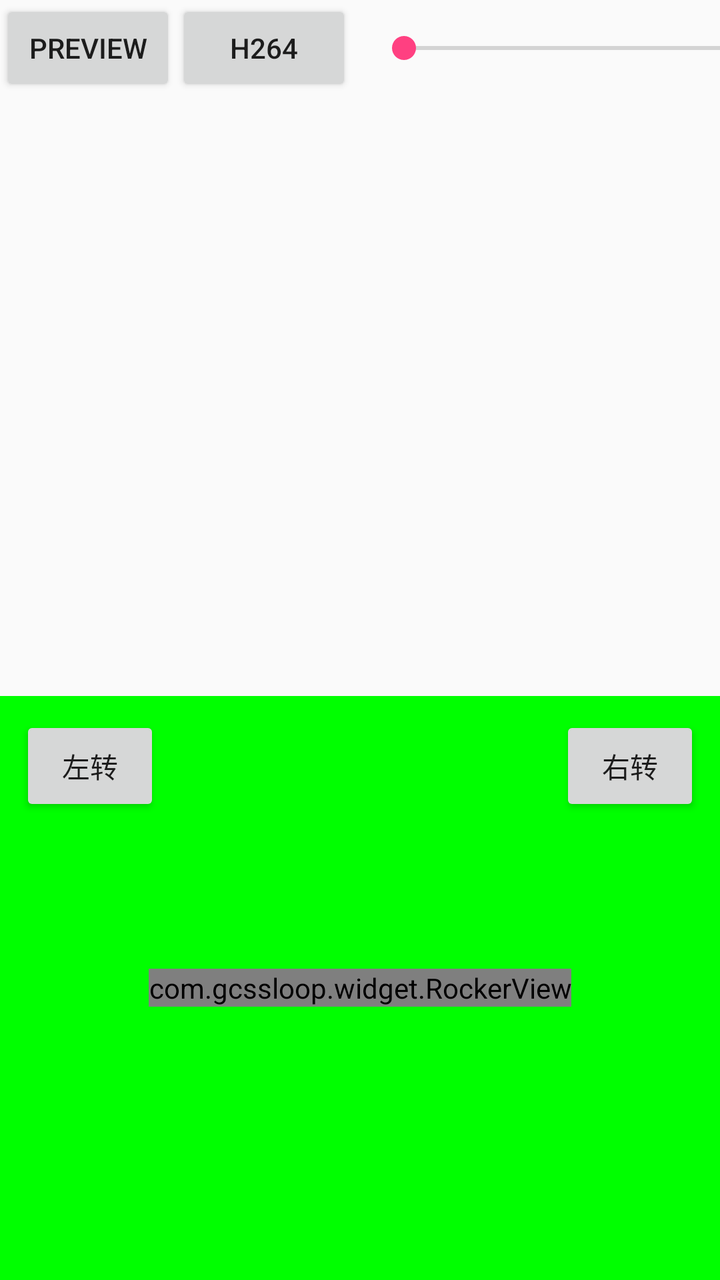
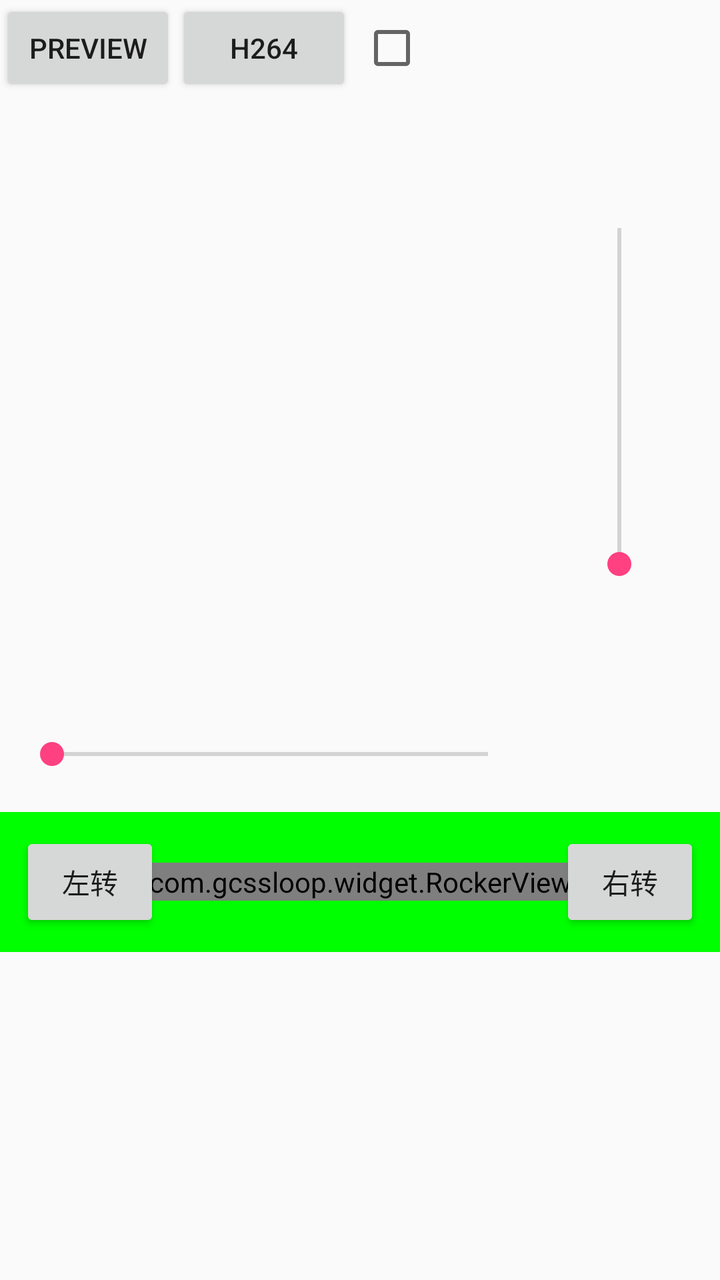

Compare the two renders of this Android layout. The source of the first and the diff that turns it into the second are given below.
<!-- AndroidManifest.xml: application theme AppTheme -->
<!-- res/layout/activity_ctrl.xml -->
<?xml version="1.0" encoding="utf-8"?>
<LinearLayout xmlns:android="http://schemas.android.com/apk/res/android"
    xmlns:tools="http://schemas.android.com/tools"
    android:layout_width="match_parent"
    android:layout_height="match_parent"
    android:orientation="vertical">

    <LinearLayout
        android:layout_width="match_parent"
        android:layout_height="wrap_content"
        android:gravity="center_vertical"
        android:orientation="horizontal">

        <Button
            android:id="@+id/btn_preview"
            android:layout_width="wrap_content"
            android:layout_height="wrap_content"
            android:layout_alignParentRight="true"
            android:text="preview" />

        <Button
            android:id="@+id/btn_h264"
            android:layout_width="wrap_content"
            android:layout_height="wrap_content"
            android:text="h264" />

        <SeekBar
            android:id="@+id/seek_speed"
            android:layout_width="250dp"
            android:layout_height="wrap_content"
            android:layout_marginLeft="10dp" />

        <CheckBox
            android:layout_marginStart="4dp"
            android:id="@+id/checkLight"
            android:layout_width="wrap_content"
            android:layout_height="wrap_content" />

    </LinearLayout>

    <FrameLayout
        android:id="@+id/container"
        android:layout_width="match_parent"
        android:layout_height="300dp" />

    <RelativeLayout
        android:background="#0f0"
        android:layout_width="match_parent"
        android:layout_height="match_parent">

        <Button
            android:id="@+id/btnLeft"
            android:layout_width="70dp"
            android:layout_height="50dp"
            android:layout_margin="10dp"
            android:gravity="center"
            android:text="左转" />

        <Button
            android:id="@+id/btnRight"
            android:layout_width="70dp"
            android:layout_height="50dp"
            android:layout_alignParentEnd="true"
            android:layout_margin="10dp"
            android:gravity="center"
            android:text="右转" />


        <com.gcssloop.widget.RockerView xmlns:rocker="http://schemas.android.com/apk/res-auto"
            android:id="@+id/rocker"
            android:layout_width="wrap_content"
            android:layout_height="wrap_content"
            android:layout_centerInParent="true"
            rocker:area_background="#22222222"
            rocker:area_radius="80dp"
            rocker:rocker_background="#888888"
            rocker:rocker_radius="30dp" />



    </RelativeLayout>


</LinearLayout>
<!-- resources referenced by this layout -->
<resources>
  <style name="AppTheme" parent="Theme.AppCompat.Light.NoActionBar">
          
          <item name="colorPrimary">@color/colorPrimary</item>
          <item name="colorPrimaryDark">@color/colorPrimaryDark</item>
          <item name="colorAccent">@color/colorAccent</item>
      </style>
  <color name="colorPrimary">#3F51B5</color>
  <color name="colorPrimaryDark">#303F9F</color>
  <color name="colorAccent">#FF4081</color>
</resources>

<!-- the commit's change to res/layout/activity_ctrl.xml (unified diff, before → after) -->
@@ -24,61 +24,81 @@
             android:layout_height="wrap_content"
             android:text="h264" />
 
+
+        <CheckBox
+            android:id="@+id/checkLight"
+            android:layout_width="wrap_content"
+            android:layout_height="wrap_content"
+            android:layout_marginStart="4dp" />
+
+    </LinearLayout>
+    <FrameLayout
+        android:layout_width="match_parent"
+        android:layout_height="wrap_content">
+        <SeekBar
+            android:id="@+id/seekServo"
+            android:layout_width="200dp"
+            android:layout_gravity="center_vertical|end"
+            android:layout_height="wrap_content"
+            android:layout_marginEnd="-50dp"
+            android:layout_centerVertical="true"
+            android:rotation="270"
+            android:max="100"/>
+
+        <FrameLayout
+            android:id="@+id/container"
+            android:layout_width="match_parent"
+            android:layout_height="300dp" />
+
+    </FrameLayout>
+
+
+    <LinearLayout
+        android:layout_width="match_parent"
+        android:layout_height="wrap_content"
+        android:orientation="vertical">
+
         <SeekBar
             android:id="@+id/seek_speed"
             android:layout_width="250dp"
             android:layout_height="wrap_content"
+            android:layout_marginVertical="20dp"
             android:layout_marginLeft="10dp" />
 
-        <CheckBox
-            android:layout_marginStart="4dp"
-            android:id="@+id/checkLight"
-            android:layout_width="wrap_content"
-            android:layout_height="wrap_content" />
+
+        <RelativeLayout
+            android:layout_width="match_parent"
+            android:layout_height="match_parent"
+            android:background="#0f0">
+
+            <Button
+                android:id="@+id/btnLeft"
+                android:layout_width="70dp"
+                android:layout_height="50dp"
+                android:layout_margin="10dp"
+                android:gravity="center"
+                android:text="左转" />
+
+            <Button
+                android:id="@+id/btnRight"
+                android:layout_width="70dp"
+                android:layout_height="50dp"
+                android:layout_alignParentEnd="true"
+                android:layout_margin="10dp"
+                android:gravity="center"
+                android:text="右转" />
+
+            <com.gcssloop.widget.RockerView xmlns:rocker="http://schemas.android.com/apk/res-auto"
+                android:id="@+id/rocker"
+                android:layout_width="wrap_content"
+                android:layout_height="wrap_content"
+                android:layout_centerInParent="true"
+                rocker:area_background="#22222222"
+                rocker:area_radius="80dp"
+                rocker:rocker_background="#888888"
+                rocker:rocker_radius="30dp" />
+
+        </RelativeLayout>
 
     </LinearLayout>
-
-    <FrameLayout
-        android:id="@+id/container"
-        android:layout_width="match_parent"
-        android:layout_height="300dp" />
-
-    <RelativeLayout
-        android:background="#0f0"
-        android:layout_width="match_parent"
-        android:layout_height="match_parent">
-
-        <Button
-            android:id="@+id/btnLeft"
-            android:layout_width="70dp"
-            android:layout_height="50dp"
-            android:layout_margin="10dp"
-            android:gravity="center"
-            android:text="左转" />
-
-        <Button
-            android:id="@+id/btnRight"
-            android:layout_width="70dp"
-            android:layout_height="50dp"
-            android:layout_alignParentEnd="true"
-            android:layout_margin="10dp"
-            android:gravity="center"
-            android:text="右转" />
-
-
-        <com.gcssloop.widget.RockerView xmlns:rocker="http://schemas.android.com/apk/res-auto"
-            android:id="@+id/rocker"
-            android:layout_width="wrap_content"
-            android:layout_height="wrap_content"
-            android:layout_centerInParent="true"
-            rocker:area_background="#22222222"
-            rocker:area_radius="80dp"
-            rocker:rocker_background="#888888"
-            rocker:rocker_radius="30dp" />
-
-
-
-    </RelativeLayout>
-
-
 </LinearLayout>
